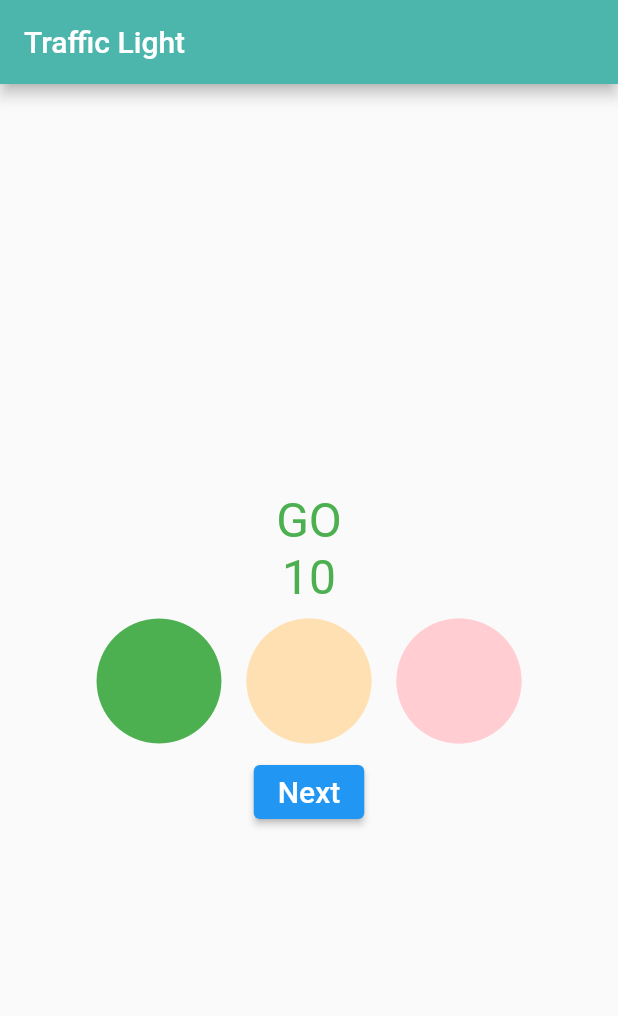
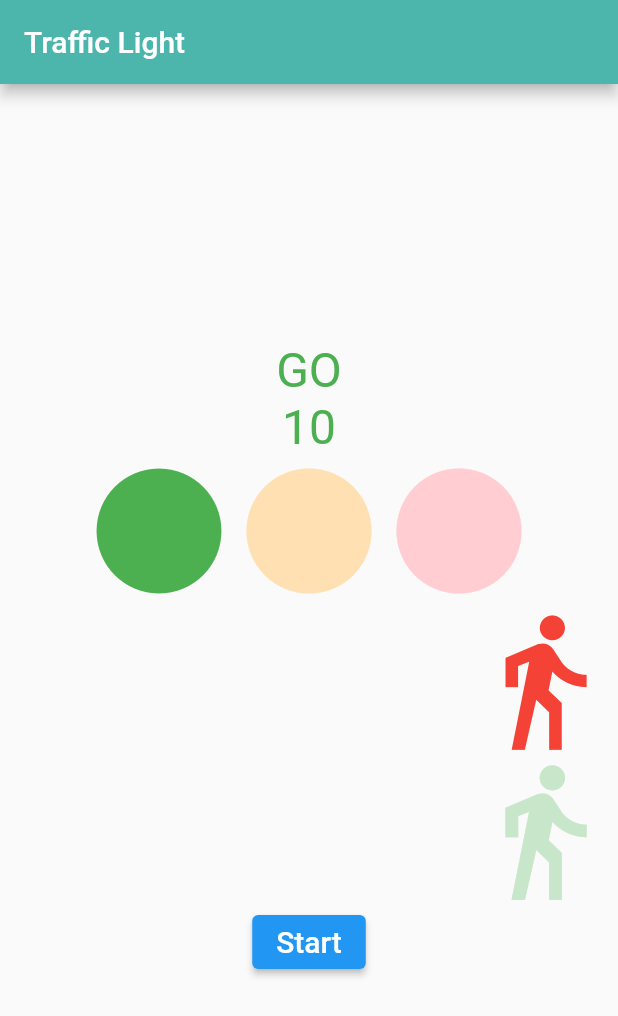
Before and after one commit to hoangphan-hub/materialapp, a Flutter app: the screen it shows after launch, on a phone screen of 412 x 824 dp. Shown: the top 1016 px of the screen. Run offline on Flutter 3.47's test engine with Material 2 defaults, Android fonts, the light colour scheme and no system bars.

Commit message:
add cross walking

```diff
--- a/lib/main.dart
+++ b/lib/main.dart
@@ -118,10 +118,29 @@ class _MyAppState extends State<MyApp> {
                   ),
                 ],
               ),
+              Row(
+                mainAxisAlignment: MainAxisAlignment.end,
+                children: [
+                  Column(
+                    children: [
+                      Icon(
+                        Icons.directions_walk,
+                        size: 100,
+                        color: Colors.red[turnOnLight('GREEN')],
+                      ),
+                      Icon(
+                        Icons.directions_walk,
+                        size: 100,
+                        color: Colors.green[turnOnLight('RED')],
+                      ),
+                    ],
+                  )
+                ],
+              ),
               ElevatedButton(
                 onPressed: changeLight,
                 child: Text(
-                  'Next',
+                  'Start',
                   style: TextStyle(fontSize: 20,),
                 ),
               ),
```
